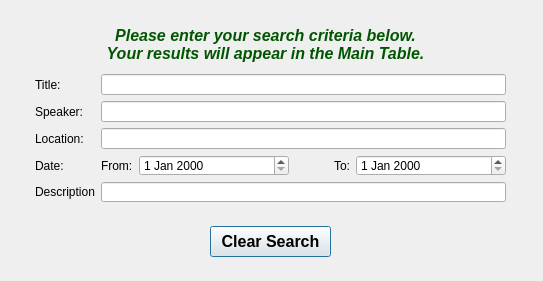
Old version of the form findsermon.ui in the repository ode2code95/message-librarian.
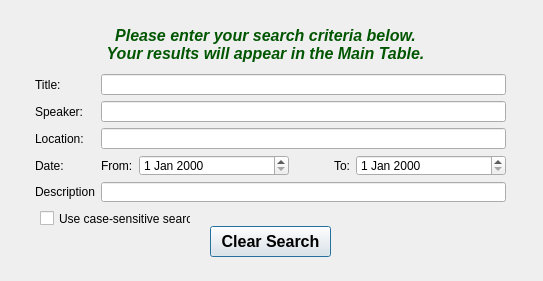
New version of the form.

Commit message: Add case-sensitivity checkbox to SermonSortFilterProxyModel's search algorithm.

```diff
--- a/findsermon.ui
+++ b/findsermon.ui
@@ -159,6 +159,19 @@
     <string>Clear Search</string>
    </property>
   </widget>
+  <widget class="QCheckBox" name="caseSensitive_checkBox">
+   <property name="geometry">
+    <rect>
+     <x>40</x>
+     <y>210</y>
+     <width>151</width>
+     <height>17</height>
+    </rect>
+   </property>
+   <property name="text">
+    <string>Use case-sensitive search</string>
+   </property>
+  </widget>
  </widget>
  <resources/>
  <connections/>
```
Left out of the diff: 10 changed lines with no effect on the pictures. The commit also changes 1 other file.
